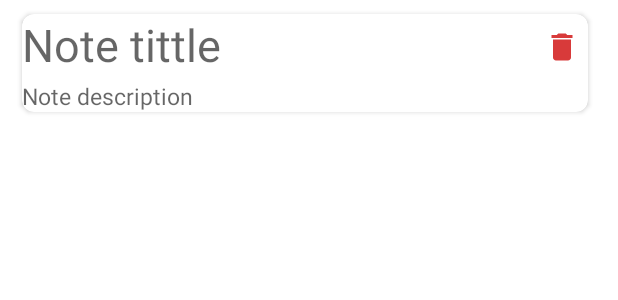
After one commit to rojasruiz/CoolNotes, an Android app: the layout row_notes.xml on its own in the app's theme, with its tools: preview values and no code run, on a phone screen of 412 x 824 dp. The commit adds this screen. Shown: the top 300 px of the screen. Run offline under Robolectric (Android 15) with nearby library versions, the phone set to English and light mode, and no system bars.

Commit message:
Create note functionality implemented

```diff
--- a/app/src/main/AndroidManifest.xml
+++ b/app/src/main/AndroidManifest.xml
@@ -9,6 +9,9 @@
         android:roundIcon="@mipmap/ic_launcher_round"
         android:supportsRtl="true"
         android:theme="@style/Theme.CoolNotes">
+        <activity
+            android:name=".NoteActivity"
+            android:exported="false" />
         <activity
             android:name=".MainActivity"
             android:exported="true"
--- a/app/src/main/java/com/alejandro/coolnotes/Note.java
+++ b/app/src/main/java/com/alejandro/coolnotes/Note.java
@@ -1,10 +1,14 @@
 package com.alejandro.coolnotes;
 
-public class Note {
+import java.io.Serializable;
+
+public class Note implements Serializable {
     private String tittle;
     private String description;
 
     public Note() {
+        tittle = "";
+        description = "";
     }
 
     public String getTittle() {
--- /dev/null
+++ b/app/src/main/res/drawable/ic_baseline_delete_24.xml
@@ -0,0 +1,5 @@
+<vector android:height="24dp" android:tint="#D83A3A"
+    android:viewportHeight="24" android:viewportWidth="24"
+    android:width="24dp" xmlns:android="http://schemas.android.com/apk/res/android">
+    <path android:fillColor="@android:color/white" android:pathData="M6,19c0,1.1 0.9,2 2,2h8c1.1,0 2,-0.9 2,-2V7H6v12zM19,4h-3.5l-1,-1h-5l-1,1H5v2h14V4z"/>
+</vector>
--- a/app/src/main/res/layout/fragment_dashboard.xml
+++ b/app/src/main/res/layout/fragment_dashboard.xml
@@ -14,12 +14,13 @@
         app:layout_constraintGuide_percent="0.9" />
 
     <androidx.recyclerview.widget.RecyclerView
+        android:id="@+id/recycler_notes"
         android:layout_width="0dp"
         android:layout_height="0dp"
-        app:layout_constraintTop_toTopOf="parent"
         app:layout_constraintBottom_toBottomOf="@id/guideline2"
+        app:layout_constraintEnd_toEndOf="parent"
         app:layout_constraintStart_toStartOf="parent"
-        app:layout_constraintEnd_toEndOf="parent"/>
+        app:layout_constraintTop_toTopOf="parent" />
 
     <com.google.android.material.floatingactionbutton.FloatingActionButton
         android:id="@+id/floatingActionButton"
--- /dev/null
+++ b/app/src/main/res/layout/row_notes.xml
@@ -0,0 +1,66 @@
+<?xml version="1.0" encoding="utf-8"?>
+<LinearLayout xmlns:android="http://schemas.android.com/apk/res/android"
+    xmlns:app="http://schemas.android.com/apk/res-auto"
+    xmlns:tools="http://schemas.android.com/tools"
+    android:layout_width="match_parent"
+    android:layout_height="wrap_content"
+    android:orientation="vertical"
+    android:layout_marginTop="3dp"
+    android:layout_marginBottom="3dp"
+    android:layout_marginEnd="15dp"
+    android:layout_marginStart="10dp">
+
+    <androidx.cardview.widget.CardView
+        android:layout_width="match_parent"
+        android:layout_height="wrap_content"
+        app:cardCornerRadius="8dp"
+        app:cardUseCompatPadding="true"
+        android:elevation="500dp">
+
+        <LinearLayout
+            android:layout_width="match_parent"
+            android:layout_height="match_parent"
+            android:orientation="vertical">
+
+            <LinearLayout
+                android:layout_width="match_parent"
+                android:layout_height="wrap_content"
+                android:orientation="horizontal">
+
+                <TextView
+                    android:id="@+id/note_tittle_row"
+                    android:layout_width="0dp"
+                    android:layout_height="wrap_content"
+                    android:hint="@string/note_tittle"
+                    android:inputType="textMultiLine"
+                    android:textSize="30sp"
+                    android:layout_weight="10"/>
+                <ImageButton
+                    android:id="@+id/imageButton"
+                    android:layout_width="0dp"
+                    android:layout_height="wrap_content"
+                    android:layout_weight="1"
+                    app:srcCompat="@drawable/ic_baseline_delete_24"
+                    android:backgroundTint="@android:color/transparent"/>
+
+            </LinearLayout>
+
+            <LinearLayout
+                android:layout_width="match_parent"
+                android:layout_height="wrap_content">
+
+                <TextView
+                    android:id="@+id/note_description_row"
+                    android:layout_width="0dp"
+                    android:layout_height="wrap_content"
+                    android:layout_weight="10"
+                    android:hint="@string/note_description"
+                    android:inputType="textMultiLine"
+                    android:textSize="15sp" />
+
+            </LinearLayout>
+        </LinearLayout>
+
+    </androidx.cardview.widget.CardView>
+
+</LinearLayout>
--- a/app/src/main/res/values/strings.xml
+++ b/app/src/main/res/values/strings.xml
@@ -3,4 +3,6 @@
     <string name="title_home">Home</string>
     <string name="title_dashboard">Dashboard</string>
     <string name="title_notifications">Notifications</string>
+    <string name="note_tittle">Note tittle</string>
+    <string name="note_description">Note description</string>
 </resources>
```
Also changed, not shown: app/src/main/java/com/alejandro/coolnotes/AdapterNotes.java (added, +72 -0 lines), app/src/main/java/com/alejandro/coolnotes/NoteActivity.java (added, +88 -0 lines), app/src/main/java/com/alejandro/coolnotes/PersistenceVault.java (added, +18 -0 lines), app/src/main/java/com/alejandro/coolnotes/ui/dashboard/DashboardFragment.java (+89 -0 lines), app/src/main/res/layout/activity_note.xml (added, +36 -0 lines).
